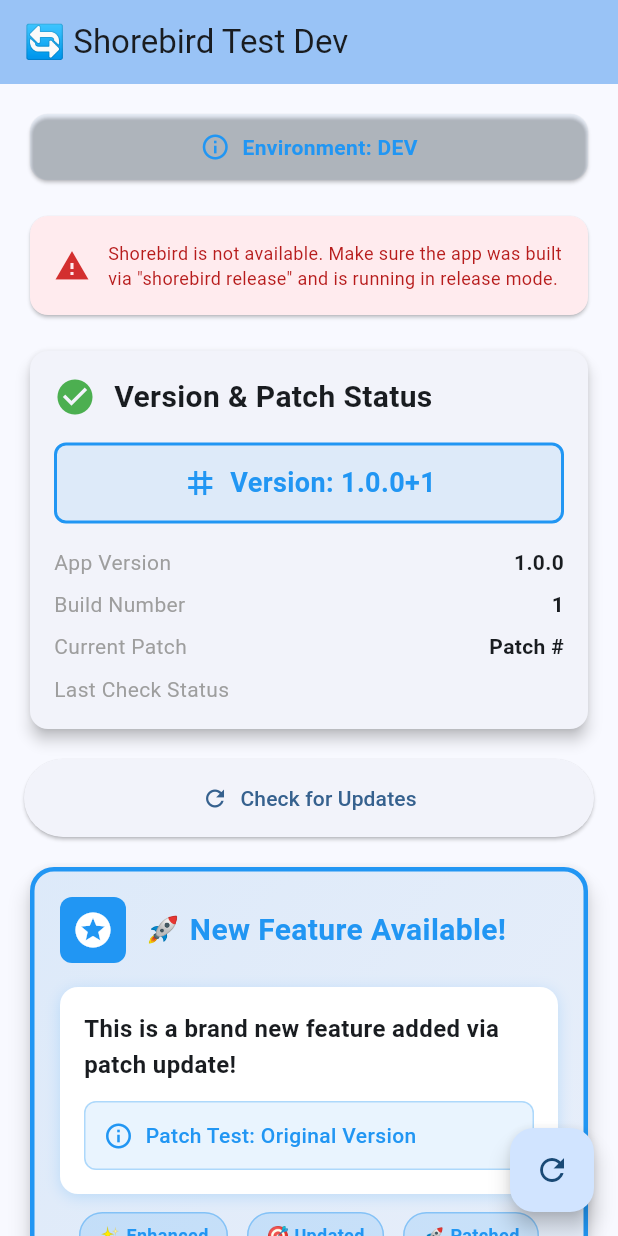
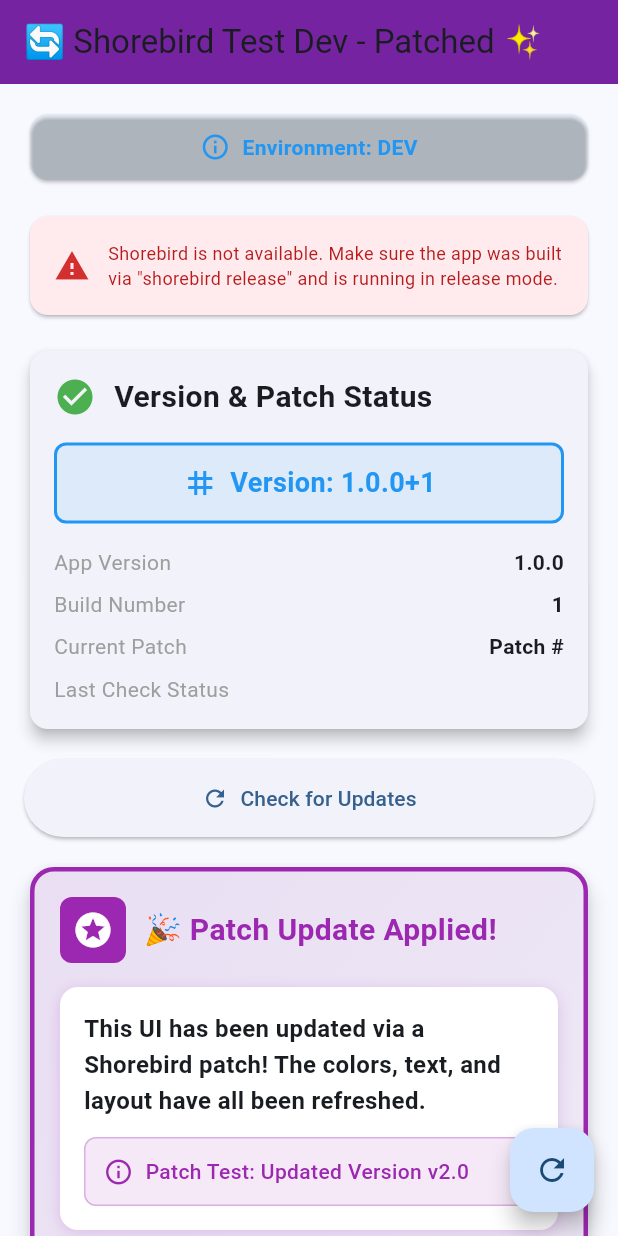
Before and after one commit to raghusharany/shorebird_test_app, a Flutter app: the screen it shows after launch, after a tap on "Check for Updates", on a phone screen of 412 x 824 dp. Run offline on Flutter 3.47's test engine with Material 3 defaults, Android fonts, the light colour scheme and no system bars; our stand-ins replace flutter_dotenv, package_info_plus; missing offline and left inert: shorebird_code_push.

Commit message:
patch test 2nd version
patch test 2nd version

```diff
--- a/lib/pages/patch_test_page.dart
+++ b/lib/pages/patch_test_page.dart
@@ -21,11 +21,11 @@
   UpdateStatus? _lastUpdateStatus;
 
   // UI elements that will change with patches
-  final String _featureTitle = '🚀 New Feature Available!';
+  final String _featureTitle = '🎉 Patch Update Applied!';
   final String _featureDescription =
-      'This is a brand new feature added via patch update!';
-  final Color _featureCardColor = Colors.blue;
-  final String _patchTestMessage = 'Patch Test: Original Version';
+      'This UI has been updated via a Shorebird patch! The colors, text, and layout have all been refreshed.';
+  final Color _featureCardColor = Colors.purple;
+  final String _patchTestMessage = 'Patch Test: Updated Version v2.0';
 
   // App version - dynamically loaded from package info
   String _appVersion = 'Loading...';
@@ -236,8 +236,8 @@
   Widget build(BuildContext context) {
     return Scaffold(
       appBar: AppBar(
-        backgroundColor: Theme.of(context).colorScheme.inversePrimary,
-        title: Text('🔄 ${widget.config.appName}'),
+        backgroundColor: Colors.purple.shade700,
+        title: Text('🔄 ${widget.config.appName} - Patched ✨'),
         elevation: 2,
       ),
       body: SingleChildScrollView(
@@ -518,9 +518,9 @@
                     Row(
                       mainAxisAlignment: MainAxisAlignment.spaceEvenly,
                       children: [
-                        _buildFeatureBadge('✨ Enhanced', _featureCardColor),
-                        _buildFeatureBadge('🎯 Updated', _featureCardColor),
-                        _buildFeatureBadge('🚀 Patched', _featureCardColor),
+                        _buildFeatureBadge('🎨 Redesigned', _featureCardColor),
+                        _buildFeatureBadge('⚡ Optimized', _featureCardColor),
+                        _buildFeatureBadge('🔥 Hot Patched', _featureCardColor),
                       ],
                     ),
                   ],
```
